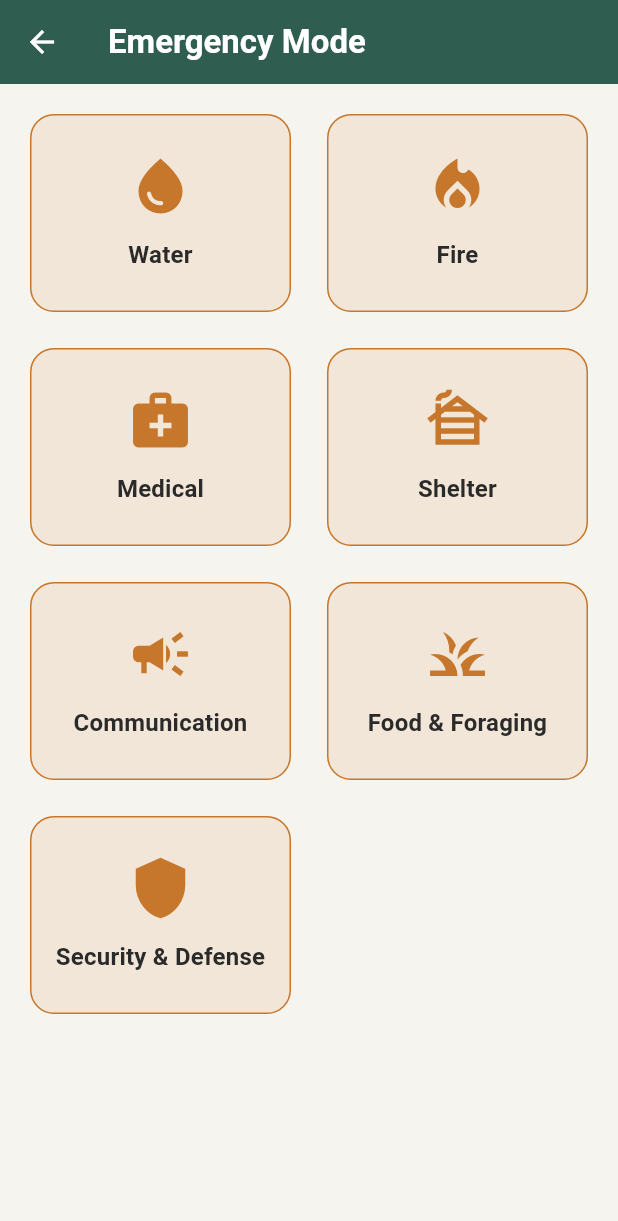
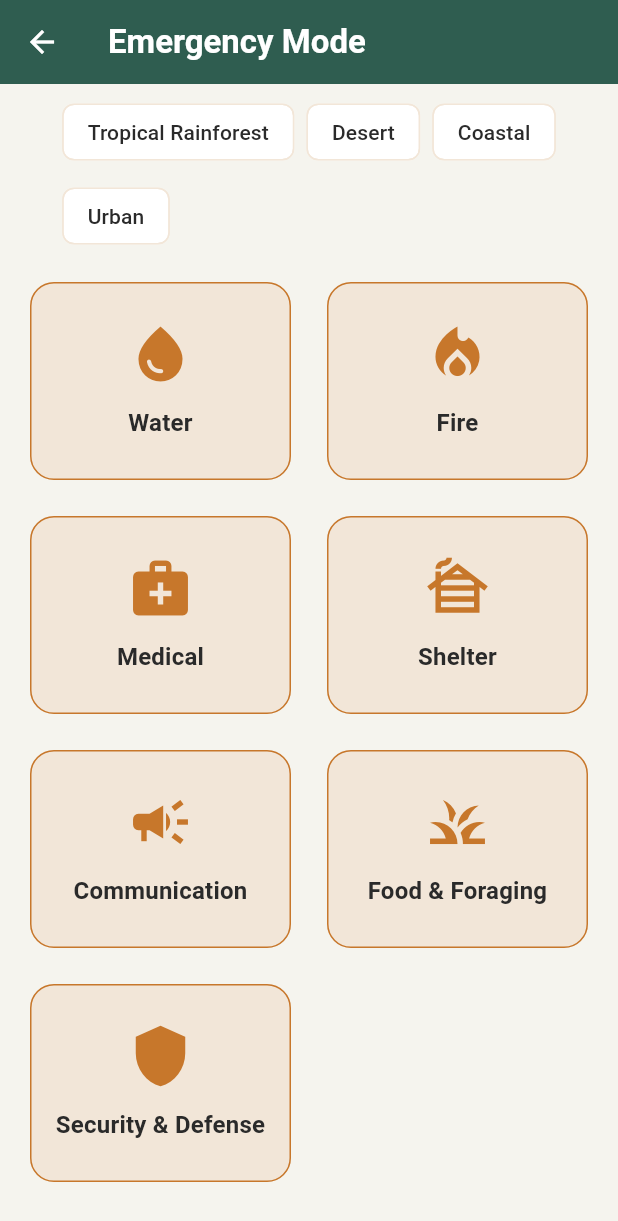
Before and after one commit to Daemonn00/humanity-vault-ai, a Flutter app: the EmergencyScreen screen opened directly, on a phone screen of 412 x 824 dp. Shown: the top 1221 px of the screen. Run offline on Flutter 3.47's test engine with Material 3 defaults, Android fonts, the phone set to English and light mode, and no system bars.

Commit message:
Alpha 3.0 Terrain Phase 3: terrain-aware emergency priorities
Adds an optional, session-only terrain selector (4 ChoiceChips) above
the Emergency Mode topic grid. Selecting a terrain reorders the 7
existing topics by that terrain's declared priority order via a new
TerrainRegistry.reorderTopicsForTerrain helper (stable partition -
prioritized topics first in declared order, everything else keeps its
relative order, nothing is ever hidden). No terrain selected preserves
today's exact order; tapping the selected chip again clears it.

Populates emergencyTopicPriorityOrder for the 4 MVP terrains and adds
unit tests for the reorder helper plus widget tests for baseline order,
selection, deselection, and all-topics-visible guarantees.

Also fixes a pre-existing overflow bug in the Emergency Mode topic
cards at narrow (375px) phone widths, found while adding the required
narrow-viewport regression test - same overflow class as the Sprint
12.1 ArticleMetadataBar fix, applied here via a bounded, ellipsized
topic label instead of an unbounded one.

Co-Authored-By: Claude Sonnet 5 <noreply@anthropic.com>

```diff
--- a/humanity_vault_app/lib/features/emergency/presentation/emergency_screen.dart
+++ b/humanity_vault_app/lib/features/emergency/presentation/emergency_screen.dart
@@ -2,23 +2,81 @@ import 'package:flutter/material.dart';
 
 import '../../../core/theme/app_colors.dart';
 import '../../../core/theme/app_spacing.dart';
+import '../../terrain/data/terrain_registry.dart';
 import '../data/emergency_repository.dart';
 import 'emergency_category_screen.dart';
 
 /// Displays the Emergency Mode topic grid for fast access to
 /// life-saving knowledge.
-class EmergencyScreen extends StatelessWidget {
+///
+/// A terrain may optionally be selected to reorder topics by relevance;
+/// selection is session-only (in-memory) and resets when this screen is
+/// closed or the app restarts. With no terrain selected, topic order is
+/// unchanged from the baseline.
+class EmergencyScreen extends StatefulWidget {
   const EmergencyScreen({super.key});
 
   @override
+  State<EmergencyScreen> createState() => _EmergencyScreenState();
+}
+
+class _EmergencyScreenState extends State<EmergencyScreen> {
+  String? _selectedTerrainId;
+
+  @override
   Widget build(BuildContext context) {
-    final topics = EmergencyRepository().getTopics();
+    final baseTopics = EmergencyRepository().getTopics();
+    final topics = TerrainRegistry.reorderTopicsForTerrain(
+      baseTopics,
+      _selectedTerrainId,
+    );
 
     return Scaffold(
       appBar: AppBar(
         title: const Text('Emergency Mode'),
       ),
-      body: GridView.builder(
+      body: Column(
+        children: [
+          Padding(
+            padding: const EdgeInsets.fromLTRB(
+              AppSpacing.screenPadding,
+              AppSpacing.sm,
+              AppSpacing.screenPadding,
+              0,
+            ),
+            child: Wrap(
+              spacing: AppSpacing.sm,
+              runSpacing: AppSpacing.sm,
+              children: [
+                for (final terrain in TerrainRegistry.terrains)
+                  ChoiceChip(
+                    label: Text(terrain.displayName),
+                    selected: _selectedTerrainId == terrain.id,
+                    selectedColor: AppColors.emergencyPrimary.withValues(
+                      alpha: 0.18,
+                    ),
+                    labelStyle: TextStyle(
+                      color: _selectedTerrainId == terrain.id
+                          ? AppColors.emergencyPrimary
+                          : AppColors.textPrimary,
+                    ),
+                    side: BorderSide(
+                      color: _selectedTerrainId == terrain.id
+                          ? AppColors.emergencyPrimary
+                          : AppColors.emergencySecondary,
+                    ),
+                    onSelected: (isSelected) {
+                      setState(() {
+                        _selectedTerrainId =
+                            isSelected ? terrain.id : null;
+                      });
+                    },
+                  ),
+              ],
+            ),
+          ),
+          Expanded(
+            child: GridView.builder(
               padding: const EdgeInsets.all(AppSpacing.screenPadding),
               gridDelegate: const SliverGridDelegateWithFixedCrossAxisCount(
                 crossAxisCount: 2,
@@ -56,10 +114,14 @@ class EmergencyScreen extends StatelessWidget {
                             color: AppColors.emergencyPrimary,
                           ),
                           const SizedBox(height: AppSpacing.sm + AppSpacing.xs),
-                    Text(
+                          Flexible(
+                            child: Text(
                               topic.name,
                               textAlign: TextAlign.center,
+                              maxLines: 2,
+                              overflow: TextOverflow.ellipsis,
                               style: Theme.of(context).textTheme.titleMedium,
+                            ),
                           ),
                         ],
                       ),
@@ -68,6 +130,9 @@ class EmergencyScreen extends StatelessWidget {
                 );
               },
             ),
+          ),
+        ],
+      ),
     );
   }
 }
--- a/humanity_vault_app/lib/features/terrain/data/terrain_registry.dart
+++ b/humanity_vault_app/lib/features/terrain/data/terrain_registry.dart
@@ -1,5 +1,6 @@
 import 'package:flutter/material.dart';
 
+import '../../emergency/models/emergency_topic.dart';
 import '../models/terrain.dart';
 
 /// Provides the canonical list of terrain contexts.
@@ -7,9 +8,7 @@ import '../models/terrain.dart';
 /// This is the single source of truth for valid terrain IDs - article
 /// frontmatter `terrain:` tags are validated against this list. No
 /// database or network access is used - the data is local and static
-/// for the MVP. Hazard, priority-order, and related-article fields are
-/// intentionally left empty in Phase 1; populating them is content work
-/// for a later phase, not part of the foundation layer.
+/// for the MVP.
 class TerrainRegistry {
   static const List<Terrain> terrains = [
     Terrain(
@@ -17,6 +16,15 @@ class TerrainRegistry {
       displayName: 'Tropical Rainforest',
       icon: Icons.forest,
       summary: 'Dense, humid forest with heavy rainfall and biodiversity.',
+      emergencyTopicPriorityOrder: [
+        'Water',
+        'Medical',
+        'Shelter',
+        'Fire',
+        'Food & Foraging',
+        'Communication',
+        'Security & Defense',
+      ],
     ),
     Terrain(
       id: 'desert',
@@ -24,12 +32,30 @@ class TerrainRegistry {
       icon: Icons.wb_sunny,
       summary:
           'Arid environment with scarce water and extreme temperature swings.',
+      emergencyTopicPriorityOrder: [
+        'Water',
+        'Shelter',
+        'Medical',
+        'Fire',
+        'Communication',
+        'Food & Foraging',
+        'Security & Defense',
+      ],
     ),
     Terrain(
       id: 'coastal',
       displayName: 'Coastal',
       icon: Icons.waves,
       summary: 'Shoreline environment shaped by tides, storms, and saltwater.',
+      emergencyTopicPriorityOrder: [
+        'Shelter',
+        'Water',
+        'Medical',
+        'Communication',
+        'Food & Foraging',
+        'Fire',
+        'Security & Defense',
+      ],
     ),
     Terrain(
       id: 'urban',
@@ -37,8 +63,59 @@ class TerrainRegistry {
       icon: Icons.location_city,
       summary:
           'Built environment with infrastructure, density, and security concerns.',
+      emergencyTopicPriorityOrder: [
+        'Security & Defense',
+        'Water',
+        'Communication',
+        'Medical',
+        'Fire',
+        'Shelter',
+        'Food & Foraging',
+      ],
     ),
   ];
 
   List<Terrain> getTerrains() => terrains;
+
+  /// Reorders [topics] so that any topic named in [terrainId]'s
+  /// `emergencyTopicPriorityOrder` appears first (in that declared
+  /// order), followed by every other topic in its original relative
+  /// order. Never removes a topic. Returns [topics] unchanged if
+  /// [terrainId] is null, unknown, or has an empty priority order.
+  static List<EmergencyTopic> reorderTopicsForTerrain(
+    List<EmergencyTopic> topics,
+    String? terrainId,
+  ) {
+    if (terrainId == null) return topics;
+
+    Terrain? terrain;
+    for (final candidate in terrains) {
+      if (candidate.id == terrainId) {
+        terrain = candidate;
+        break;
+      }
+    }
+    if (terrain == null || terrain.emergencyTopicPriorityOrder.isEmpty) {
+      return topics;
+    }
+
+    final topicsByName = {for (final topic in topics) topic.name: topic};
+    final reordered = <EmergencyTopic>[];
+    final seenNames = <String>{};
+
+    for (final name in terrain.emergencyTopicPriorityOrder) {
+      final topic = topicsByName[name];
+      if (topic != null && seenNames.add(topic.name)) {
+        reordered.add(topic);
+      }
+    }
+
+    for (final topic in topics) {
+      if (!seenNames.contains(topic.name)) {
+        reordered.add(topic);
+      }
+    }
+
+    return reordered;
+  }
 }
```
Also changed, not shown: 2 other files. Lines whose indentation alone changed are shown as unchanged.
